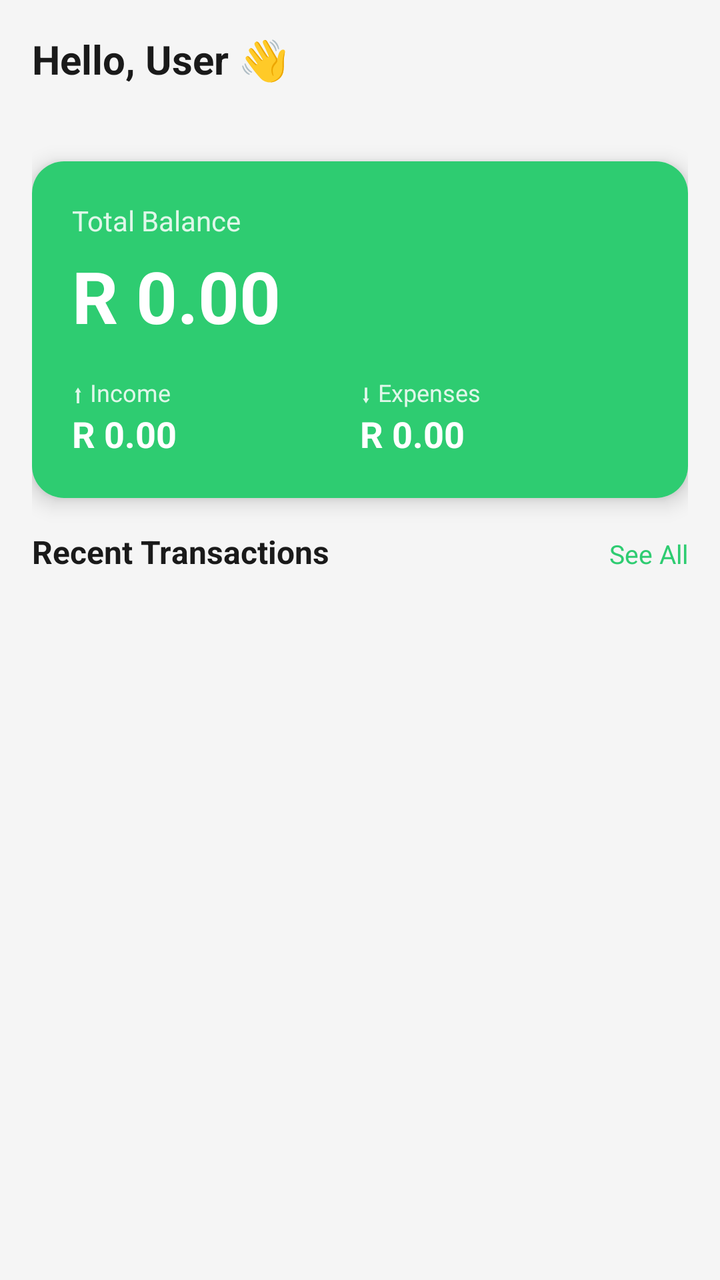
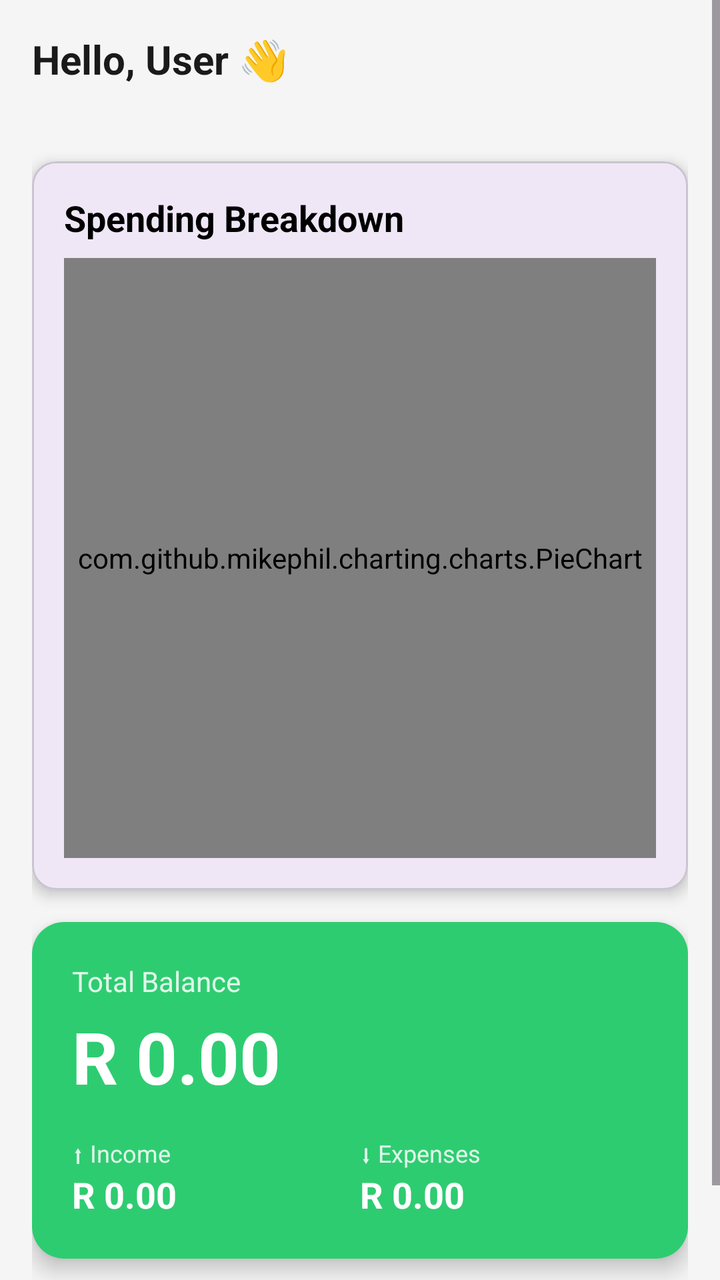

The first picture is an Android layout as it rendered before a commit; the second is the same layout after the commit. The layout source and the unified diff follow.
<!-- AndroidManifest.xml: application theme Theme.KhulisaWallet -->
<!-- res/layout/fragment_home.xml -->
<?xml version="1.0" encoding="utf-8"?>
<ScrollView xmlns:android="http://schemas.android.com/apk/res/android"
    xmlns:app="http://schemas.android.com/apk/res-auto"
    android:layout_width="match_parent"
    android:layout_height="match_parent"
    android:background="#F5F5F5">

    <LinearLayout
        android:layout_width="match_parent"
        android:layout_height="wrap_content"
        android:orientation="vertical"
        android:padding="16dp">

        
        <TextView
            android:id="@+id/tv_greeting"
            android:layout_width="wrap_content"
            android:layout_height="wrap_content"
            android:text="Hello, User 👋"
            android:textSize="20sp"
            android:textStyle="bold"
            android:textColor="#1A1A1A"
            android:layout_marginBottom="4dp"/>

        <TextView
            android:id="@+id/tv_date"
            android:layout_width="wrap_content"
            android:layout_height="wrap_content"
            android:textSize="13sp"
            android:textColor="#888888"
            android:layout_marginBottom="16dp"/>

        
        <androidx.cardview.widget.CardView
            android:layout_width="match_parent"
            android:layout_height="wrap_content"
            app:cardCornerRadius="16dp"
            app:cardElevation="6dp"
            android:layout_marginBottom="16dp">

            <LinearLayout
                android:layout_width="match_parent"
                android:layout_height="wrap_content"
                android:orientation="vertical"
                android:padding="20dp"
                android:background="#2ECC71">

                <TextView
                    android:layout_width="wrap_content"
                    android:layout_height="wrap_content"
                    android:text="Total Balance"
                    android:textColor="#FFFFFF"
                    android:textSize="14sp"
                    android:alpha="0.85"/>

                <TextView
                    android:id="@+id/tv_balance"
                    android:layout_width="wrap_content"
                    android:layout_height="wrap_content"
                    android:text="R 0.00"
                    android:textColor="#FFFFFF"
                    android:textSize="36sp"
                    android:textStyle="bold"
                    android:layout_marginTop="4dp"
                    android:layout_marginBottom="16dp"/>

                
                <LinearLayout
                    android:layout_width="match_parent"
                    android:layout_height="wrap_content"
                    android:orientation="horizontal">

                    
                    <LinearLayout
                        android:layout_width="0dp"
                        android:layout_height="wrap_content"
                        android:layout_weight="1"
                        android:orientation="vertical">

                        <TextView
                            android:layout_width="wrap_content"
                            android:layout_height="wrap_content"
                            android:text="⬆ Income"
                            android:textColor="#FFFFFF"
                            android:textSize="12sp"
                            android:alpha="0.85"/>

                        <TextView
                            android:id="@+id/tv_total_income"
                            android:layout_width="wrap_content"
                            android:layout_height="wrap_content"
                            android:text="R 0.00"
                            android:textColor="#FFFFFF"
                            android:textSize="18sp"
                            android:textStyle="bold"/>
                    </LinearLayout>

                    
                    <LinearLayout
                        android:layout_width="0dp"
                        android:layout_height="wrap_content"
                        android:layout_weight="1"
                        android:orientation="vertical">

                        <TextView
                            android:layout_width="wrap_content"
                            android:layout_height="wrap_content"
                            android:text="⬇ Expenses"
                            android:textColor="#FFFFFF"
                            android:textSize="12sp"
                            android:alpha="0.85"/>

                        <TextView
                            android:id="@+id/tv_total_expense"
                            android:layout_width="wrap_content"
                            android:layout_height="wrap_content"
                            android:text="R 0.00"
                            android:textColor="#FFFFFF"
                            android:textSize="18sp"
                            android:textStyle="bold"/>
                    </LinearLayout>

                </LinearLayout>
            </LinearLayout>
        </androidx.cardview.widget.CardView>

        
        <androidx.cardview.widget.CardView
            android:id="@+id/card_goal_alert"
            android:layout_width="match_parent"
            android:layout_height="wrap_content"
            app:cardCornerRadius="12dp"
            app:cardElevation="4dp"
            android:layout_marginBottom="16dp"
            android:visibility="gone">

            <LinearLayout
                android:layout_width="match_parent"
                android:layout_height="wrap_content"
                android:orientation="horizontal"
                android:padding="14dp"
                android:background="#FFF3CD">

                <TextView
                    android:layout_width="wrap_content"
                    android:layout_height="wrap_content"
                    android:text="⚠️"
                    android:textSize="20sp"
                    android:layout_marginEnd="10dp"/>

                <TextView
                    android:id="@+id/tv_goal_alert"
                    android:layout_width="match_parent"
                    android:layout_height="wrap_content"
                    android:text="Some goals need attention!"
                    android:textColor="#856404"
                    android:textSize="13sp"/>
            </LinearLayout>
        </androidx.cardview.widget.CardView>

        
        <LinearLayout
            android:layout_width="match_parent"
            android:layout_height="wrap_content"
            android:orientation="horizontal"
            android:layout_marginBottom="8dp">

            <TextView
                android:layout_width="0dp"
                android:layout_height="wrap_content"
                android:layout_weight="1"
                android:text="Recent Transactions"
                android:textSize="16sp"
                android:textStyle="bold"
                android:textColor="#1A1A1A"/>

            <TextView
                android:id="@+id/tv_see_all"
                android:layout_width="wrap_content"
                android:layout_height="wrap_content"
                android:text="See All"
                android:textColor="#2ECC71"
                android:textSize="13sp"/>
        </LinearLayout>

        
        <androidx.recyclerview.widget.RecyclerView
            android:id="@+id/rv_recent_expenses"
            android:layout_width="match_parent"
            android:layout_height="wrap_content"
            android:nestedScrollingEnabled="false"/>

        
        <TextView
            android:id="@+id/tv_empty"
            android:layout_width="match_parent"
            android:layout_height="wrap_content"
            android:text="No transactions yet.\nTap ＋ to add your first entry!"
            android:textAlignment="center"
            android:textColor="#AAAAAA"
            android:textSize="14sp"
            android:padding="24dp"
            android:visibility="gone"/>

    </LinearLayout>
</ScrollView>
<!-- resources referenced by this layout -->
<resources>
  <style name="Theme.KhulisaWallet" parent="Base.Theme.KhulisaWallet" />
  <style name="Base.Theme.KhulisaWallet" parent="Theme.Material3.DayNight.NoActionBar">
          
          
      </style>
</resources>

<!-- the commit's change to res/layout/fragment_home.xml (unified diff, before → after) -->
@@ -31,6 +31,38 @@
             android:layout_marginBottom="16dp"/>
 
         
+        <com.google.android.material.card.MaterialCardView
+            android:id="@+id/card_chart"
+            android:layout_width="match_parent"
+            android:layout_height="wrap_content"
+            android:layout_marginBottom="16dp"
+            app:cardCornerRadius="12dp"
+            app:cardElevation="4dp">
+
+            <LinearLayout
+                android:layout_width="match_parent"
+                android:layout_height="wrap_content"
+                android:orientation="vertical"
+                android:padding="16dp">
+
+                <TextView
+                    android:layout_width="wrap_content"
+                    android:layout_height="wrap_content"
+                    android:text="Spending Breakdown"
+                    android:textSize="18sp"
+                    android:textStyle="bold"
+                    android:textColor="@color/black"
+                    android:layout_marginBottom="8dp"/>
+
+                <com.github.mikephil.charting.charts.PieChart
+                    android:id="@+id/spendingPieChart"
+                    android:layout_width="match_parent"
+                    android:layout_height="300dp" />
+
+            </LinearLayout>
+        </com.google.android.material.card.MaterialCardView>
+
+        
         <androidx.cardview.widget.CardView
             android:layout_width="match_parent"
             android:layout_height="wrap_content"
<!-- resource entries referenced after the edit -->
@@ -1,5 +1,6 @@
 <!-- resources referenced by this layout -->
 <resources>
+  <color name="black">#FF000000</color>
   <style name="Theme.KhulisaWallet" parent="Base.Theme.KhulisaWallet" />
   <style name="Base.Theme.KhulisaWallet" parent="Theme.Material3.DayNight.NoActionBar">
           
